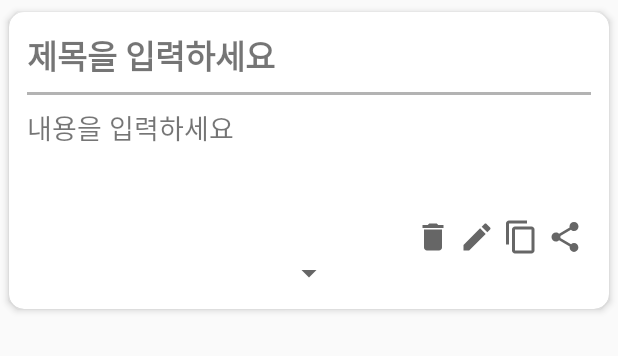
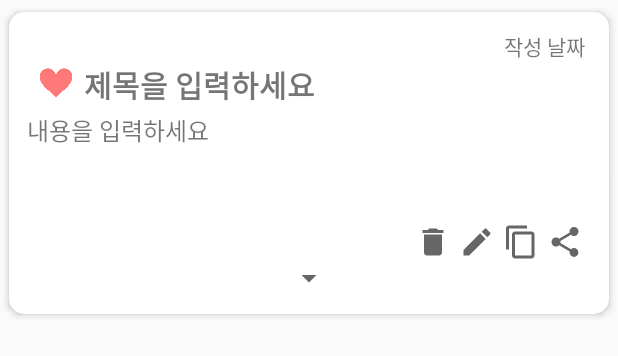
Before and after one commit to dlwndms0812/SWU_GURU2_group7, an Android app: the layout activity_note_row.xml on its own in the app's theme, with its tools: preview values and no code run, on a phone screen of 412 x 824 dp. Shown: the top 356 px of the screen. Run offline under Robolectric (Android 15) with nearby library versions, the phone set to English and light mode, and no system bars.

Commit message:
0209 18:25 수정

```diff
--- a/app/src/main/res/layout/activity_note_row.xml
+++ b/app/src/main/res/layout/activity_note_row.xml
@@ -1,5 +1,5 @@
 <?xml version="1.0" encoding="utf-8"?>
-<!--note 적는 페이지-->
+<!--Diary 적는 페이지-->
 <androidx.cardview.widget.CardView xmlns:android="http://schemas.android.com/apk/res/android"
     xmlns:app="http://schemas.android.com/apk/res-auto"
     xmlns:tools="http://schemas.android.com/tools"
@@ -20,32 +20,63 @@
         android:gravity="end|bottom"
         android:orientation="vertical">
 
-        <!--제목 입력 TextView-->
+        <!--작성 날짜-->
         <TextView
-            android:id="@+id/tvTitle"
+            android:id="@+id/tvDate"
+            android:layout_width="wrap_content"
+            android:layout_height="wrap_content"
+            android:layout_gravity="right"
+            android:paddingRight="4dp"
+            android:text="@string/wDate"
+            tools:ignore="RtlHardcoded,RtlSymmetry" />
+
+        <androidx.constraintlayout.widget.ConstraintLayout
             android:layout_width="match_parent"
             android:layout_height="wrap_content"
-            android:text="@string/noteTitle"
-            android:textSize="22sp"
-            android:textStyle="bold" />
+            android:orientation="horizontal">
 
-        <!--구분선-->
-        <View
-            android:layout_width="match_parent"
-            android:layout_height="2dp"
-            android:layout_marginTop="8dp"
-            android:layout_marginBottom="8dp"
-            android:background="#99808080" />
+            <!--기분 나타내는 아이콘-->
+            <ImageView
+                android:id="@+id/ivMood"
+                android:layout_width="25dp"
+                android:layout_height="25dp"
+                android:layout_gravity="center"
+                android:scaleType="fitXY"
+                android:src="@drawable/ic_heart"
+                app:layout_constraintBottom_toBottomOf="parent"
+                app:layout_constraintEnd_toStartOf="@+id/tvTitle"
+                app:layout_constraintHorizontal_bias="0.0"
+                app:layout_constraintStart_toStartOf="parent"
+                app:layout_constraintTop_toTopOf="parent"
+                android:contentDescription="@string/StringValue"/>
+
+            <!--제목 입력 TextView-->
+            <TextView
+                android:id="@+id/tvTitle"
+                android:layout_width="325dp"
+                android:layout_height="28dp"
+                android:layout_marginEnd="6dp"
+                android:text="@string/noteTitle"
+                android:textSize="20sp"
+                android:textStyle="bold"
+                app:layout_constraintBottom_toBottomOf="parent"
+                app:layout_constraintEnd_toEndOf="parent"
+                app:layout_constraintStart_toEndOf="@+id/ivMood"
+                app:layout_constraintTop_toTopOf="parent"
+                app:layout_constraintVertical_bias="0.0" />
+        </androidx.constraintlayout.widget.ConstraintLayout>
 
         <!--내용 입력 TextView-->
         <TextView
             android:id="@+id/tvDesc"
             android:layout_width="match_parent"
             android:layout_height="68dp"
+            android:layout_marginTop="5dp"
             android:ellipsize="end"
             android:maxLines="3"
             android:text="@string/noteContents"
-            android:textSize="18sp" />
+            android:textAlignment="textStart"
+            android:textSize="16sp" />
 
         <!--구분선-->
         <View
--- a/app/src/main/res/values/strings.xml
+++ b/app/src/main/res/values/strings.xml
@@ -106,6 +106,7 @@
 
     <!--    노트 페이지-->
     <string name="choose_weather">마음의 날씨를 선택하세요</string>
+    <string name="wDate">작성 날짜</string>
     <string name="noteTitle">제목을 입력하세요</string>
     <string name="noteContents">내용을 입력하세요</string>
     <string name="enter">입력</string>
```
